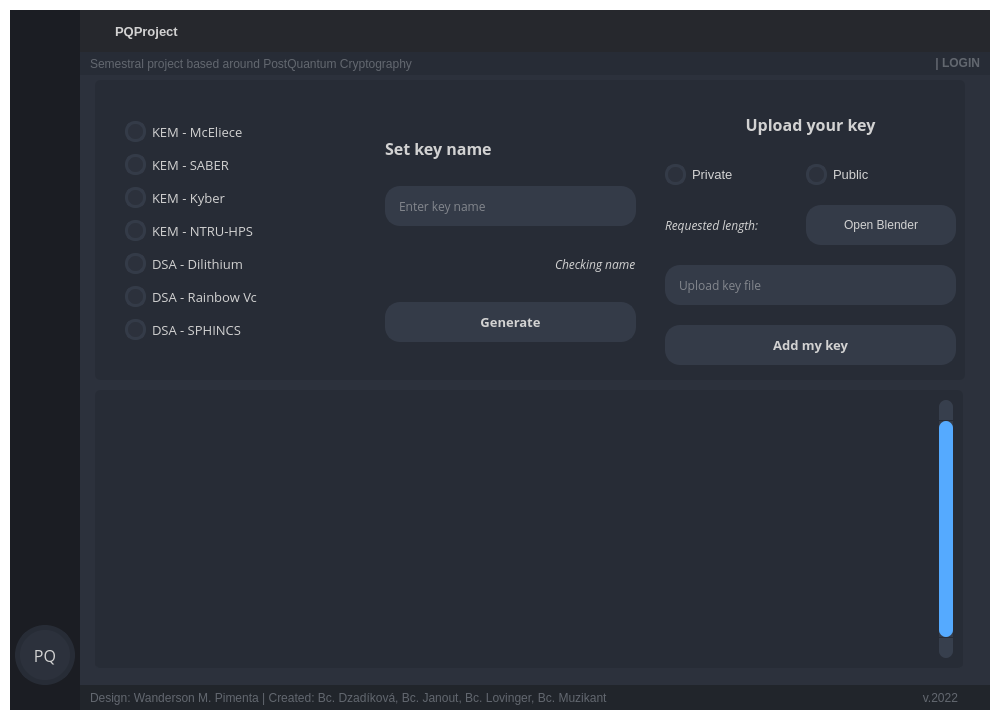
First picture: the form in gui/GUI_BASE.ui, repository Muzosh/PQ-crypto-test-app, before the edit.
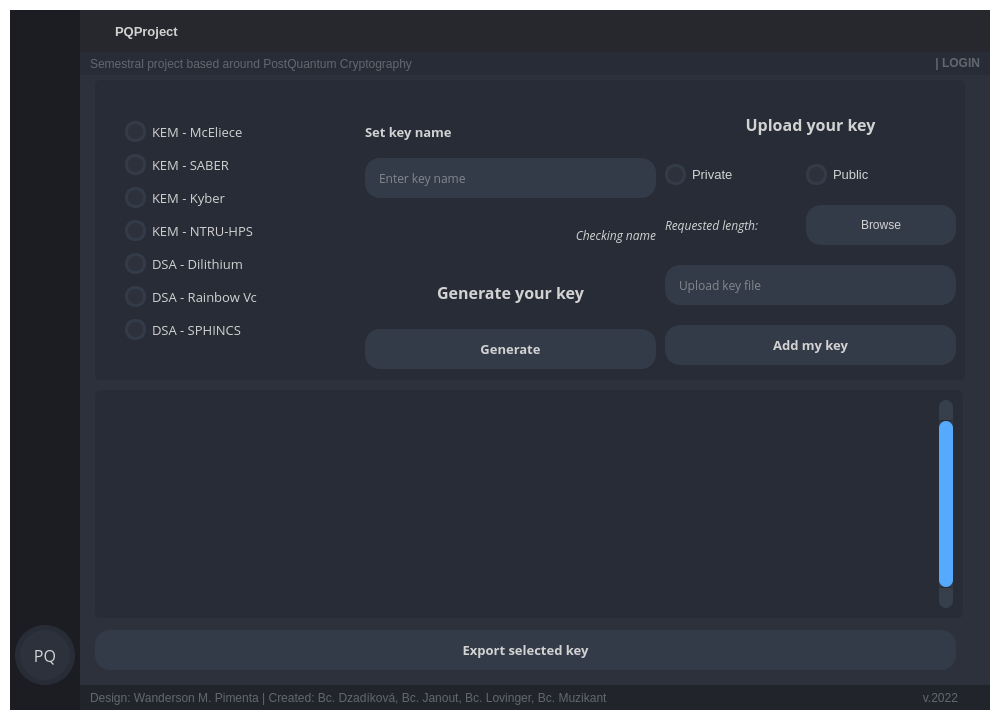
Second picture: the form after the edit. The open tabs and pages were chosen to show the change. Icons and pictures are not drawn.

Commit message: Add exporting keys + small UI fixes

What changed in the file:
```diff
--- a/gui/GUI_BASE.ui
+++ b/gui/GUI_BASE.ui
@@ -3374,172 +3374,6 @@
                      <zorder>key_checkbox4_3</zorder>
                      <zorder>key_checkbox4_4</zorder>
                     </widget>
-                    <widget class="QWidget" name="horizontalLayoutWidget_3">
-                     <property name="geometry">
-                      <rect>
-                       <x>270</x>
-                       <y>10</y>
-                       <width>291</width>
-                       <height>291</height>
-                      </rect>
-                     </property>
-                     <layout class="QVBoxLayout" name="layout_setkey_box">
-                      <property name="spacing">
-                       <number>0</number>
-                      </property>
-                      <property name="sizeConstraint">
-                       <enum>QLayout::SetDefaultConstraint</enum>
-                      </property>
-                      <property name="leftMargin">
-                       <number>20</number>
-                      </property>
-                      <property name="topMargin">
-                       <number>20</number>
-                      </property>
-                      <property name="rightMargin">
-                       <number>20</number>
-                      </property>
-                      <property name="bottomMargin">
-                       <number>20</number>
-                      </property>
-                      <item>
-                       <widget class="QLabel" name="key_setname_label">
-                        <property name="sizePolicy">
-                         <sizepolicy hsizetype="Fixed" vsizetype="Fixed">
-                          <horstretch>0</horstretch>
-                          <verstretch>0</verstretch>
-                         </sizepolicy>
-                        </property>
-                        <property name="minimumSize">
-                         <size>
-                          <width>0</width>
-                          <height>40</height>
-                         </size>
-                        </property>
-                        <property name="font">
-                         <font>
-                          <family>Open Sans</family>
-                          <pointsize>12</pointsize>
-                          <weight>75</weight>
-                          <bold>true</bold>
-                         </font>
-                        </property>
-                        <property name="text">
-                         <string>Set key name</string>
-                        </property>
-                       </widget>
-                      </item>
-                      <item>
-                       <widget class="QLineEdit" name="key_inputname_line">
-                        <property name="sizePolicy">
-                         <sizepolicy hsizetype="Expanding" vsizetype="Maximum">
-                          <horstretch>0</horstretch>
-                          <verstretch>0</verstretch>
-                         </sizepolicy>
-                        </property>
-                        <property name="minimumSize">
-                         <size>
-                          <width>0</width>
-                          <height>40</height>
-                         </size>
-                        </property>
-                        <property name="font">
-                         <font>
-                          <family>Open Sans</family>
-                         </font>
-                        </property>
-                        <property name="styleSheet">
-                         <string notr="true">QLineEdit {
-	border: 2px solid rgb(52, 59, 72);
-	border-radius: 15px;	
-	background-color: rgb(52, 59, 72);
-}
-QLineEdit:hover {
-	background-color: rgb(57, 65, 80);
-	border: 2px solid rgb(61, 70, 86);
-}
-QLineEdit:pressed {	
-	background-color: rgb(35, 40, 49);
-	border: 2px solid rgb(43, 50, 61);
-}</string>
-                        </property>
-                        <property name="placeholderText">
-                         <string>Enter key name</string>
-                        </property>
-                       </widget>
-                      </item>
-                      <item alignment="Qt::AlignRight">
-                       <widget class="QLabel" name="key_checking_name">
-                        <property name="sizePolicy">
-                         <sizepolicy hsizetype="Expanding" vsizetype="Fixed">
-                          <horstretch>0</horstretch>
-                          <verstretch>0</verstretch>
-                         </sizepolicy>
-                        </property>
-                        <property name="minimumSize">
-                         <size>
-                          <width>0</width>
-                          <height>40</height>
-                         </size>
-                        </property>
-                        <property name="font">
-                         <font>
-                          <family>Open Sans</family>
-                          <italic>true</italic>
-                         </font>
-                        </property>
-                        <property name="text">
-                         <string>Checking name</string>
-                        </property>
-                       </widget>
-                      </item>
-                      <item>
-                       <widget class="QPushButton" name="key_generate_button">
-                        <property name="sizePolicy">
-                         <sizepolicy hsizetype="Expanding" vsizetype="Fixed">
-                          <horstretch>0</horstretch>
-                          <verstretch>0</verstretch>
-                         </sizepolicy>
-                        </property>
-                        <property name="minimumSize">
-                         <size>
-                          <width>0</width>
-                          <height>40</height>
-                         </size>
-                        </property>
-                        <property name="font">
-                         <font>
-                          <family>Open Sans</family>
-                          <pointsize>10</pointsize>
-                          <weight>75</weight>
-                          <bold>true</bold>
-                         </font>
-                        </property>
-                        <property name="styleSheet">
-                         <string notr="true">QPushButton {
-	border: 2px solid rgb(52, 59, 72);
-border-radius: 15px;	
-	background-color: rgb(52, 59, 72);
-}
-QPushButton:hover {
-	background-color: rgb(57, 65, 80);
-	border: 2px solid rgb(61, 70, 86);
-}
-QPushButton:pressed {	
-	background-color: rgb(35, 40, 49);
-	border: 2px solid rgb(43, 50, 61);
-}</string>
-                        </property>
-                        <property name="text">
-                         <string>Generate</string>
-                        </property>
-                        <property name="flat">
-                         <bool>false</bool>
-                        </property>
-                       </widget>
-                      </item>
-                     </layout>
-                    </widget>
                     <widget class="QWidget" name="gridLayoutWidget">
                      <property name="geometry">
                       <rect>
@@ -3701,7 +3535,7 @@
 }</string>
                         </property>
                         <property name="text">
-                         <string>Open Blender</string>
+                         <string>Browse</string>
                         </property>
                         <property name="icon">
                          <iconset resource="files.qrc">
@@ -3756,6 +3590,193 @@
                       </item>
                      </layout>
                     </widget>
+                    <widget class="QWidget" name="gridLayoutWidget_2">
+                     <property name="geometry">
+                      <rect>
+                       <x>270</x>
+                       <y>10</y>
+                       <width>291</width>
+                       <height>291</height>
+                      </rect>
+                     </property>
+                     <layout class="QGridLayout" name="gridLayout_3">
+                      <item row="3" column="0">
+                       <widget class="QLabel" name="key_setname_label_2">
+                        <property name="sizePolicy">
+                         <sizepolicy hsizetype="Minimum" vsizetype="Fixed">
+                          <horstretch>0</horstretch>
+                          <verstretch>0</verstretch>
+                         </sizepolicy>
+                        </property>
+                        <property name="minimumSize">
+                         <size>
+                          <width>0</width>
+                          <height>40</height>
+                         </size>
+                        </property>
+                        <property name="font">
+                         <font>
+                          <family>Open Sans</family>
+                          <pointsize>12</pointsize>
+                          <weight>75</weight>
+                          <bold>true</bold>
+                         </font>
+                        </property>
+                        <property name="text">
+                         <string>Generate your key</string>
+                        </property>
+                        <property name="alignment">
+                         <set>Qt::AlignCenter</set>
+                        </property>
+                       </widget>
+                      </item>
+                      <item row="2" column="0">
+                       <widget class="QLabel" name="key_checking_name">
+                        <property name="sizePolicy">
+                         <sizepolicy hsizetype="Expanding" vsizetype="Fixed">
+                          <horstretch>0</horstretch>
+                          <verstretch>0</verstretch>
+                         </sizepolicy>
+                        </property>
+                        <property name="minimumSize">
+                         <size>
+                          <width>0</width>
+                          <height>40</height>
+                         </size>
+                        </property>
+                        <property name="font">
+                         <font>
+                          <family>Open Sans</family>
+                          <italic>true</italic>
+                         </font>
+                        </property>
+                        <property name="text">
+                         <string>Checking name</string>
+                        </property>
+                        <property name="alignment">
+                         <set>Qt::AlignRight|Qt::AlignTrailing|Qt::AlignVCenter</set>
+                        </property>
+                        <property name="margin">
+                         <number>13</number>
+                        </property>
+                       </widget>
+                      </item>
+                      <item row="1" column="0">
+                       <widget class="QLineEdit" name="key_inputname_line">
+                        <property name="sizePolicy">
+                         <sizepolicy hsizetype="Expanding" vsizetype="Maximum">
+                          <horstretch>0</horstretch>
+                          <verstretch>0</verstretch>
+                         </sizepolicy>
+                        </property>
+                        <property name="minimumSize">
+                         <size>
+                          <width>0</width>
+                          <height>40</height>
+                         </size>
+                        </property>
+                        <property name="font">
+                         <font>
+                          <family>Open Sans</family>
+                         </font>
+                        </property>
+                        <property name="styleSheet">
+                         <string notr="true">QLineEdit {
+	border: 2px solid rgb(52, 59, 72);
+	border-radius: 15px;	
+	background-color: rgb(52, 59, 72);
+}
+QLineEdit:hover {
+	background-color: rgb(57, 65, 80);
+	border: 2px solid rgb(61, 70, 86);
+}
+QLineEdit:pressed {	
+	background-color: rgb(35, 40, 49);
+	border: 2px solid rgb(43, 50, 61);
+}</string>
+                        </property>
+                        <property name="placeholderText">
+                         <string>Enter key name</string>
+                        </property>
+                       </widget>
+                      </item>
+                      <item row="0" column="0">
+                       <widget class="QLabel" name="key_setname_label">
+                        <property name="sizePolicy">
+                         <sizepolicy hsizetype="Fixed" vsizetype="Fixed">
+                          <horstretch>0</horstretch>
+                          <verstretch>0</verstretch>
+                         </sizepolicy>
+                        </property>
+                        <property name="minimumSize">
+                         <size>
+                          <width>0</width>
+                          <height>40</height>
+                         </size>
+                        </property>
+                        <property name="font">
+                         <font>
+                          <family>Open Sans</family>
+                          <pointsize>10</pointsize>
+                          <weight>75</weight>
+                          <bold>true</bold>
+                         </font>
+                        </property>
+                        <property name="text">
+                         <string>Set key name</string>
+                        </property>
+                        <property name="alignment">
+                         <set>Qt::AlignBottom|Qt::AlignLeading|Qt::AlignLeft</set>
+                        </property>
+                       </widget>
+                      </item>
+                      <item row="4" column="0">
+                       <widget class="QPushButton" name="key_generate_button">
+                        <property name="sizePolicy">
+                         <sizepolicy hsizetype="Expanding" vsizetype="Fixed">
+                          <horstretch>0</horstretch>
+                          <verstretch>0</verstretch>
+                         </sizepolicy>
+                        </property>
+                        <property name="minimumSize">
+                         <size>
+                          <width>0</width>
+                          <height>40</height>
+                         </size>
+                        </property>
+                        <property name="font">
+                         <font>
+                          <family>Open Sans</family>
+                          <pointsize>10</pointsize>
+                          <weight>75</weight>
+                          <bold>true</bold>
+                         </font>
+                        </property>
+                        <property name="styleSheet">
+                         <string notr="true">QPushButton {
+	border: 2px solid rgb(52, 59, 72);
+border-radius: 15px;	
+	background-color: rgb(52, 59, 72);
+}
+QPushButton:hover {
+	background-color: rgb(57, 65, 80);
+	border: 2px solid rgb(61, 70, 86);
+}
+QPushButton:pressed {	
+	background-color: rgb(35, 40, 49);
+	border: 2px solid rgb(43, 50, 61);
+}</string>
+                        </property>
+                        <property name="text">
+                         <string>Generate</string>
+                        </property>
+                        <property name="flat">
+                         <bool>false</bool>
+                        </property>
+                       </widget>
+                      </item>
+                     </layout>
+                    </widget>
                    </widget>
                    <widget class="QFrame" name="key_table_frame">
                     <property name="geometry">
@@ -3763,7 +3784,7 @@
                       <x>9</x>
                       <y>309</y>
                       <width>870</width>
-                      <height>281</height>
+                      <height>231</height>
                      </rect>
                     </property>
                     <property name="minimumSize">
@@ -4162,6 +4183,57 @@
                      </item>
                     </layout>
                    </widget>
+                   <widget class="QPushButton" name="key_export_key_button">
+                    <property name="geometry">
+                     <rect>
+                      <x>10</x>
+                      <y>550</y>
+                      <width>861</width>
+                      <height>40</height>
+                     </rect>
+                    </property>
+                    <property name="sizePolicy">
+                     <sizepolicy hsizetype="Expanding" vsizetype="Fixed">
+                      <horstretch>0</horstretch>
+                      <verstretch>0</verstretch>
+                     </sizepolicy>
+                    </property>
+                    <property name="minimumSize">
+                     <size>
+                      <width>0</width>
+                      <height>40</height>
+                     </size>
+                    </property>
+                    <property name="font">
+                     <font>
+                      <family>Open Sans</family>
+                      <pointsize>10</pointsize>
+                      <weight>75</weight>
+                      <bold>true</bold>
+                     </font>
+                    </property>
+                    <property name="styleSheet">
+                     <string notr="true">QPushButton {
+	border: 2px solid rgb(52, 59, 72);
+border-radius: 15px;	
+	background-color: rgb(52, 59, 72);
+}
+QPushButton:hover {
+	background-color: rgb(57, 65, 80);
+	border: 2px solid rgb(61, 70, 86);
+}
+QPushButton:pressed {	
+	background-color: rgb(35, 40, 49);
+	border: 2px solid rgb(43, 50, 61);
+}</string>
+                    </property>
+                    <property name="text">
+                     <string>Export selected key</string>
+                    </property>
+                    <property name="flat">
+                     <bool>false</bool>
+                    </property>
+                   </widget>
                   </widget>
                   <widget class="QWidget" name="page_enc_statistics">
                    <widget class="QFrame" name="enc_statistics_table_frame">
```
Left out of the diff: 6 changed lines with no effect on the pictures. The commit also changes 2 other files.
